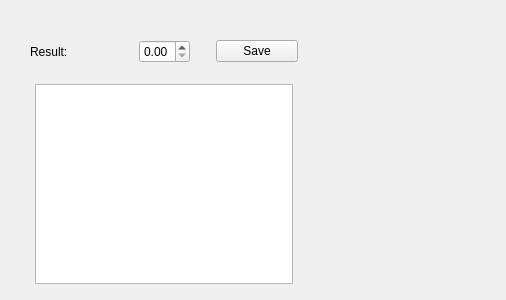
Before: the Qt Designer form qtUI/tweetWidget.ui in mushketyk/twitter-filter, drawn with Qt 5.
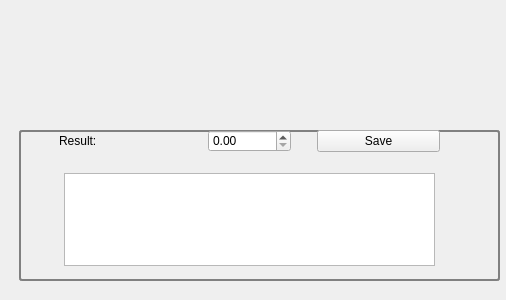
After: the same form once the commit is applied.

Commit message: List of tweets is displayable now

Patch:
```diff
--- a/qtUI/tweetWidget.ui
+++ b/qtUI/tweetWidget.ui
@@ -10,21 +10,66 @@
     <height>300</height>
    </rect>
   </property>
+  <property name="minimumSize">
+   <size>
+    <width>506</width>
+    <height>150</height>
+   </size>
+  </property>
   <property name="windowTitle">
    <string>Form</string>
   </property>
-  <widget class="QWidget" name="">
+  <widget class="QWidget" name="verticalLayoutWidget">
    <property name="geometry">
     <rect>
-     <x>30</x>
-     <y>30</y>
-     <width>268</width>
-     <height>259</height>
+     <x>19</x>
+     <y>130</y>
+     <width>481</width>
+     <height>151</height>
     </rect>
    </property>
-   <layout class="QVBoxLayout" name="verticalLayout_3">
+   <layout class="QVBoxLayout" name="root_layout">
+    <property name="leftMargin">
+     <number>0</number>
+    </property>
+    <property name="bottomMargin">
+     <number>0</number>
+    </property>
     <item>
-     <layout class="QHBoxLayout" name="horizontalLayout_2">
+     <widget class="QGroupBox" name="groupBox">
+      <property name="autoFillBackground">
+       <bool>false</bool>
+      </property>
+      <property name="styleSheet">
+       <string notr="true">QGroupBox { 
+     border: 2px solid gray; 
+     border-radius: 3px; 
+ } </string>
+      </property>
+      <property name="title">
+       <string/>
+      </property>
+      <property name="flat">
+       <bool>true</bool>
+      </property>
+      <property name="checkable">
+       <bool>false</bool>
+      </property>
+      <widget class="QWidget" name="layoutWidget">
+       <property name="geometry">
+        <rect>
+         <x>40</x>
+         <y>-10</y>
+         <width>381</width>
+         <height>151</height>
+        </rect>
+       </property>
+       <layout class="QVBoxLayout" name="group_box_layout">
+        <property name="sizeConstraint">
+         <enum>QLayout::SetMaximumSize</enum>
+        </property>
+        <item>
+         <layout class="QHBoxLayout" name="tweet_controls_layout">
       <item>
        <widget class="QLabel" name="label">
         <property name="text">
@@ -72,7 +117,10 @@
      </layout>
     </item>
     <item>
-     <layout class="QVBoxLayout" name="verticalLayout_2">
+         <layout class="QVBoxLayout" name="tweet_text_layout">
+          <property name="sizeConstraint">
+           <enum>QLayout::SetMinimumSize</enum>
+          </property>
       <property name="margin">
        <number>5</number>
       </property>
@@ -80,6 +128,10 @@
        <widget class="QTextEdit" name="textEdit"/>
       </item>
      </layout>
+        </item>
+       </layout>
+      </widget>
+     </widget>
     </item>
    </layout>
   </widget>
```
Lines whose indentation alone changed are shown as unchanged. The commit also changes 3 other files.
